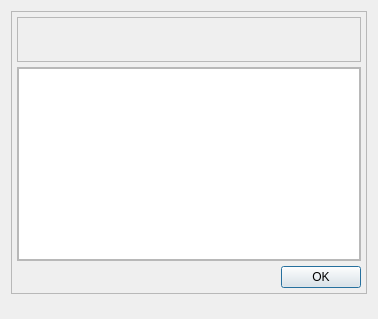
First picture: the form in app/src/ui/result_interface.ui, repository n-novi/Kizana-MemoryCards, before the edit.
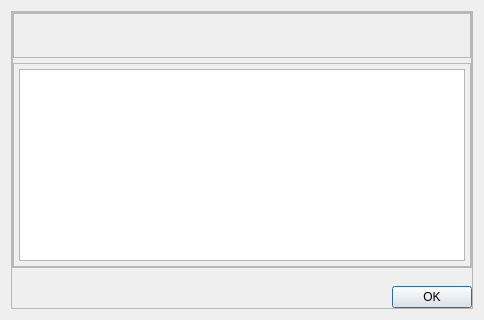
Second picture: the form after the edit.

What changed in the file:
```diff
--- a/app/src/ui/result_interface.ui
+++ b/app/src/ui/result_interface.ui
@@ -6,8 +6,8 @@
    <rect>
     <x>0</x>
     <y>0</y>
-    <width>378</width>
-    <height>319</height>
+    <width>484</width>
+    <height>320</height>
    </rect>
   </property>
   <property name="sizePolicy">
@@ -23,7 +23,7 @@
    <string notr="true"/>
   </property>
   <layout class="QVBoxLayout" name="verticalLayout_3">
-   <item alignment="Qt::AlignTop">
+   <item>
     <widget class="QFrame" name="mainResultDialogFrame">
      <property name="sizePolicy">
       <sizepolicy hsizetype="Preferred" vsizetype="Expanding">
@@ -37,21 +37,51 @@
      <property name="frameShadow">
       <enum>QFrame::Raised</enum>
      </property>
+     <layout class="QVBoxLayout" name="verticalLayout">
+      <property name="spacing">
+       <number>5</number>
+      </property>
+      <property name="leftMargin">
+       <number>0</number>
+      </property>
+      <property name="topMargin">
+       <number>0</number>
+      </property>
+      <property name="rightMargin">
+       <number>0</number>
+      </property>
+      <property name="bottomMargin">
+       <number>0</number>
+      </property>
+      <item alignment="Qt::AlignTop">
+       <widget class="QFrame" name="frame">
+        <property name="sizePolicy">
+         <sizepolicy hsizetype="Preferred" vsizetype="Preferred">
+          <horstretch>0</horstretch>
+          <verstretch>1</verstretch>
+         </sizepolicy>
+        </property>
+        <property name="frameShape">
+         <enum>QFrame::StyledPanel</enum>
+        </property>
+        <property name="frameShadow">
+         <enum>QFrame::Raised</enum>
+        </property>
      <layout class="QVBoxLayout" name="verticalLayout_2">
       <property name="spacing">
        <number>5</number>
       </property>
       <property name="leftMargin">
-       <number>5</number>
+          <number>0</number>
       </property>
       <property name="topMargin">
-       <number>5</number>
+          <number>0</number>
       </property>
       <property name="rightMargin">
-       <number>5</number>
+          <number>0</number>
       </property>
       <property name="bottomMargin">
-       <number>5</number>
+          <number>0</number>
       </property>
       <item alignment="Qt::AlignTop">
        <widget class="QFrame" name="minInfoPanel">
@@ -111,7 +141,7 @@
         </layout>
        </widget>
       </item>
-      <item alignment="Qt::AlignTop">
+         <item>
        <widget class="QFrame" name="moreInfoPanel">
         <property name="sizePolicy">
          <sizepolicy hsizetype="Expanding" vsizetype="Expanding">
@@ -128,7 +158,7 @@
         <property name="maximumSize">
          <size>
           <width>16777215</width>
-          <height>300</height>
+             <height>16777215</height>
          </size>
         </property>
         <property name="frameShape">
@@ -142,16 +172,16 @@
           <number>5</number>
          </property>
          <property name="leftMargin">
-          <number>0</number>
+             <number>5</number>
          </property>
          <property name="topMargin">
-          <number>0</number>
+             <number>5</number>
          </property>
          <property name="rightMargin">
-          <number>0</number>
+             <number>5</number>
          </property>
          <property name="bottomMargin">
-          <number>0</number>
+             <number>5</number>
          </property>
          <item>
           <widget class="QTableWidget" name="mistakesTable">
@@ -170,6 +200,9 @@
            <property name="cornerButtonEnabled">
             <bool>false</bool>
            </property>
+             </widget>
+            </item>
+           </layout>
           </widget>
          </item>
         </layout>
```
Lines whose indentation alone changed are shown as unchanged.
